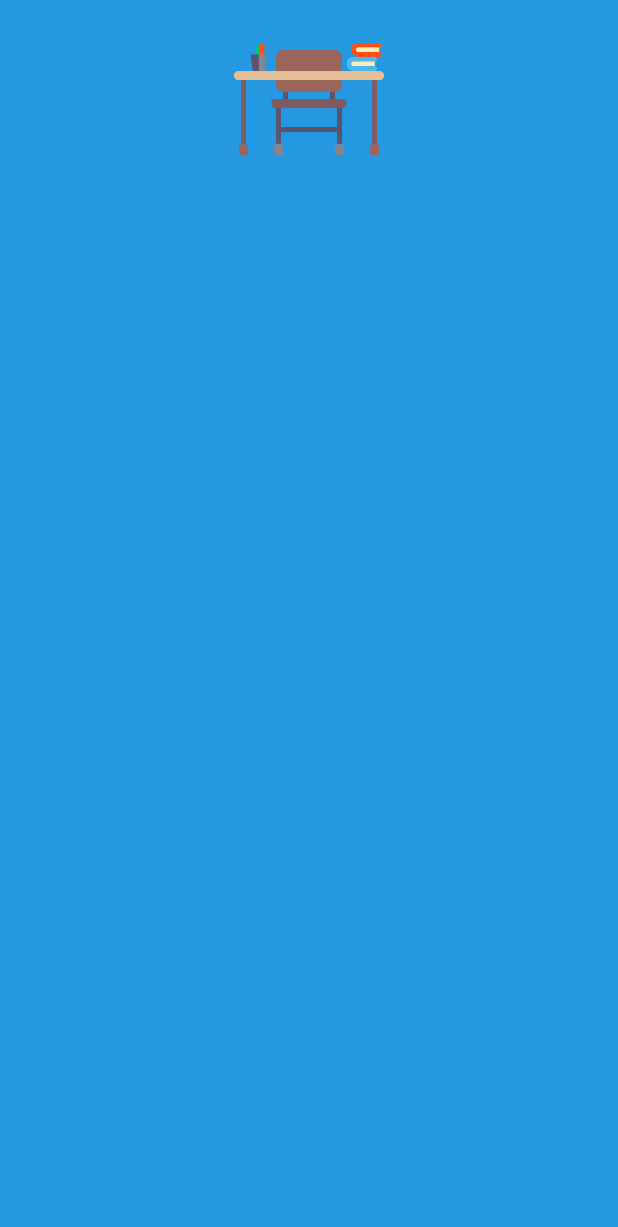
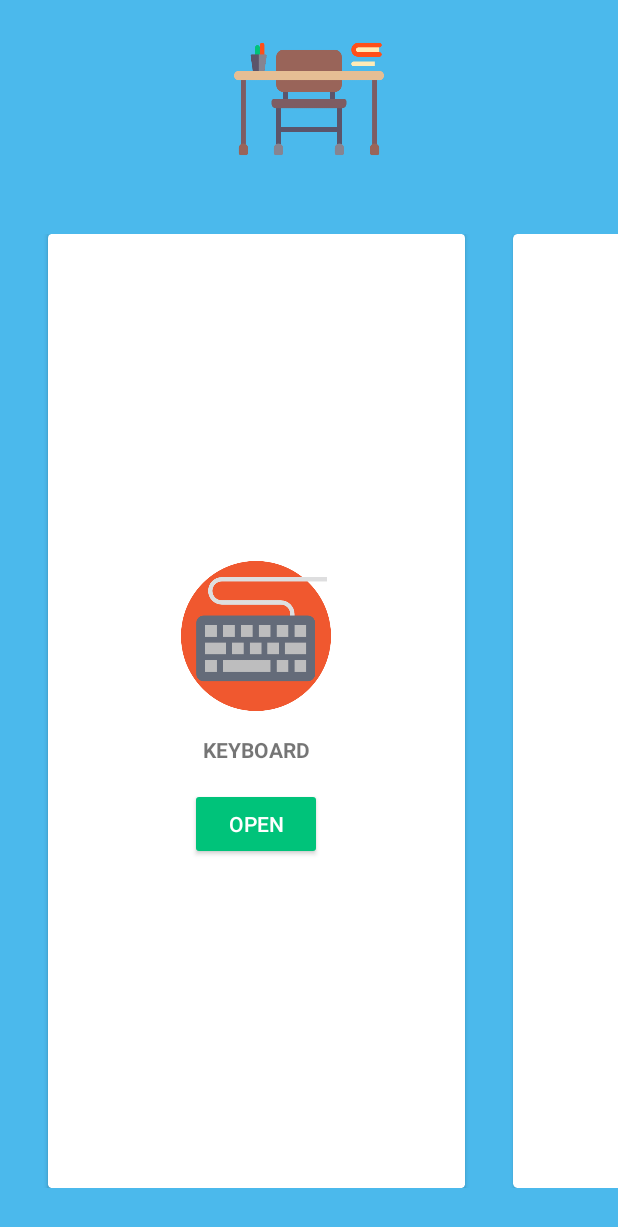
Before and after one commit to esdsag12/ESD_16.17.S2_Saturday_Afternoon_G12, an Android app: the PracticeActivity screen opened directly, with no data from a screen before it, on a phone screen of 412 x 824 dp. Shown: the top 1227 px of the screen. Run offline under Robolectric (Android 15) with nearby library versions, the phone set to English and light mode, and no system bars.

Commit message:
[TUNG] design main, learnging, practice

```diff
--- a/ESD/app/src/main/java/com/app/esd/esd/Activity/PracticeActivity.java
+++ b/ESD/app/src/main/java/com/app/esd/esd/Activity/PracticeActivity.java
@@ -1,12 +1,24 @@
 package com.app.esd.esd.Activity;
 
+import android.content.Context;
 import android.os.Bundle;
+import android.support.v4.view.ViewPager;
+import android.util.DisplayMetrics;
+import android.util.TypedValue;
+import android.view.View;
 import android.view.Window;
 import android.view.WindowManager;
+import android.widget.Button;
+import android.widget.Toast;
 
+import com.app.esd.esd.Adapter.PractVPAdapter;
 import com.app.esd.esd.R;
 
 public class PracticeActivity extends BaseActivity {
+    ViewPager viewPager;
+    View view_readpract, view_chooseword, view_keyboard;
+    Button btn_read;
+    PractVPAdapter pagerAdapter;
 
     @Override
     protected void onCreate(Bundle savedInstanceState) {
@@ -15,5 +27,26 @@ public class PracticeActivity extends BaseActivity {
         getWindow().setFlags(WindowManager.LayoutParams.FLAG_FULLSCREEN,
                 WindowManager.LayoutParams.FLAG_FULLSCREEN);
         setContentView(R.layout.activity_practice);
+        viewPager = (ViewPager) findViewById(R.id.viewpager_pract);
+        pagerAdapter = new PractVPAdapter(this);
+        viewPager.setAdapter(pagerAdapter);
+        viewPager.setClipToPadding(false);
+        viewPager.setPadding((int) dipToPixels(this, 32), 0, (int) dipToPixels(this, 32), 0);
+        viewPager.setPageMargin((int) dipToPixels(this, 32));
+        viewPager.setOffscreenPageLimit(pagerAdapter.getCount());
+        pagerAdapter.setOnBtnItemClickListener(new PractVPAdapter.OnBtnItemClickListener() {
+            @Override
+            public void onClick(int position) {
+                Toast.makeText(PracticeActivity.this, position + "", Toast.LENGTH_SHORT).show();
+            }
+        });
+//        viewPager.setPageMargin(300);
+//        viewPager.addView(, params);
+//        viewPager.addView(view_keyboard, params);
+    }
+
+    public float dipToPixels(Context context, float dipValue) {
+        DisplayMetrics metrics = context.getResources().getDisplayMetrics();
+        return TypedValue.applyDimension(TypedValue.COMPLEX_UNIT_DIP, dipValue, metrics);
     }
 }
--- /dev/null
+++ b/ESD/app/src/main/java/com/app/esd/esd/Adapter/PractVPAdapter.java
@@ -0,0 +1,126 @@
+package com.app.esd.esd.Adapter;
+
+import android.content.Context;
+import android.support.v4.view.PagerAdapter;
+import android.view.LayoutInflater;
+import android.view.View;
+import android.view.ViewGroup;
+import android.widget.Button;
+import android.widget.TextView;
+
+import com.app.esd.esd.R;
+
+/**
+ * Created by PTT on 5/13/2017.
+ */
+
+public class PractVPAdapter extends PagerAdapter {
+    Context context;
+    OnBtnItemClickListener onBtnItemClickListener;
+
+    public void setOnBtnItemClickListener(
+            PractVPAdapter.OnBtnItemClickListener onBtnItemClickListener) {
+        this.onBtnItemClickListener = onBtnItemClickListener;
+    }
+
+    public interface OnBtnItemClickListener {
+        void onClick(int position);
+    }
+
+    public PractVPAdapter(Context context) {
+        this.context = context;
+    }
+
+    @Override
+    public int getCount() {
+        return CustomPagerEnum.values().length;
+    }
+
+    @Override
+    public Object instantiateItem(ViewGroup container, final int position) {
+        CustomPagerEnum customPagerEnum = CustomPagerEnum.values()[position];
+        LayoutInflater inflater = LayoutInflater.from(context);
+        ViewGroup layout = (ViewGroup) inflater.inflate(customPagerEnum.getLayoutResId(),
+                container, false);
+        container.addView(layout);
+        TextView text_des;
+        Button btn_open;
+        switch (position) {
+            case 0:
+                text_des = (TextView) layout.findViewById(R.id.tv_keyboard_pager);
+                btn_open = (Button) layout.findViewById(R.id.btn_openKeyboard_pager);
+                btn_open.setOnClickListener(new View.OnClickListener() {
+                    @Override
+                    public void onClick(View view) {
+                        onBtnItemClickListener.onClick(position);
+                    }
+                });
+                text_des.setText(customPagerEnum.getTitle());
+                break;
+            case 1:
+                text_des = (TextView) layout.findViewById(R.id.tv_speak_pager);
+                text_des.setText(customPagerEnum.getTitle());
+                btn_open = (Button) layout.findViewById(R.id.btn_openSpeak_pager);
+                btn_open.setOnClickListener(new View.OnClickListener() {
+                    @Override
+                    public void onClick(View view) {
+                        onBtnItemClickListener.onClick(position);
+                    }
+                });
+                break;
+            case 2:
+                text_des = (TextView) layout.findViewById(R.id.tv_choose_pager);
+                text_des.setText(customPagerEnum.getTitle());
+                btn_open = (Button) layout.findViewById(R.id.btn_openChoose_pager);
+                btn_open.setOnClickListener(new View.OnClickListener() {
+                    @Override
+                    public void onClick(View view) {
+                        onBtnItemClickListener.onClick(position);
+                    }
+                });
+                break;
+        }
+        return layout;
+    }
+
+
+    @Override
+    public void destroyItem(ViewGroup container, int position, Object view) {
+        container.removeView((View) view);
+    }
+
+    @Override
+    public boolean isViewFromObject(View view, Object object) {
+        return view == object;
+    }
+
+    @Override
+    public float getPageWidth(int position) {
+        return 0.8f;
+    }
+
+    public enum CustomPagerEnum {
+
+        KEYBOARD("keyboard", R.layout.layout_pager_keyboard),
+        SPEAKING("speaking", R.layout.layout_pager_speak),
+        CHOOSE("quick test", R.layout.layout_pager_choose);
+//        BLUE(R.layout.view_blue),
+//        ORANGE(R.layout.view_orange);
+
+        private int mLayoutResId;
+        private String title;
+
+        CustomPagerEnum(String title, int layoutResId) {
+            this.title = title;
+            mLayoutResId = layoutResId;
+        }
+
+        public int getLayoutResId() {
+            return mLayoutResId;
+        }
+
+        public String getTitle() {
+            return title;
+        }
+    }
+}
--- a/ESD/app/src/main/res/layout/activity_main.xml
+++ b/ESD/app/src/main/res/layout/activity_main.xml
@@ -65,7 +65,7 @@
             android:layout_width="wrap_content"
             android:layout_height="wrap_content"
             android:gravity="center"
-            android:text="practicing"
+            android:text="practice"
             android:textAllCaps="true"
             android:textColor="@android:color/white"
             android:textStyle="bold" />
--- a/ESD/app/src/main/res/layout/activity_practice.xml
+++ b/ESD/app/src/main/res/layout/activity_practice.xml
@@ -17,4 +17,13 @@
         android:fitsSystemWindows="true"
         android:src="@drawable/desk"
         android:transitionName="icPract" />
+
+    <android.support.v4.view.ViewPager
+        android:theme="@style/PractViewPager"
+        android:paddingStart="32dp"
+        android:id="@+id/viewpager_pract"
+        android:layout_width="wrap_content"
+        android:layout_height="wrap_content"
+        android:layout_marginBottom="32dp"
+        android:layout_marginTop="32dp" />
 </LinearLayout>
--- /dev/null
+++ b/ESD/app/src/main/res/layout/layout_pager_choose.xml
@@ -0,0 +1,47 @@
+<?xml version="1.0" encoding="utf-8"?>
+<android.support.v7.widget.CardView xmlns:android="http://schemas.android.com/apk/res/android"
+    xmlns:app="http://schemas.android.com/apk/res-auto"
+    android:layout_width="250dp"
+    android:layout_height="wrap_content"
+    android:layout_gravity="center"
+    android:layout_marginBottom="32dp"
+    android:layout_marginEnd="16dp"
+    android:layout_marginStart="16dp"
+    android:layout_marginTop="32dp"
+    app:cardBackgroundColor="@color/white"
+    app:cardCornerRadius="3dp"
+    app:cardElevation="2dp">
+
+    <LinearLayout
+        android:layout_margin="32dp"
+        android:layout_width="match_parent"
+        android:layout_height="match_parent"
+        android:layout_gravity="center"
+        android:gravity="center"
+        android:orientation="vertical">
+
+        <ImageView
+            android:id="@+id/imgv_pager"
+            android:layout_width="100dp"
+            android:layout_height="100dp"
+            android:src="@drawable/choose" />
+
+        <TextView
+            android:id="@+id/tv_choose_pager"
+            android:layout_width="wrap_content"
+            android:layout_height="wrap_content"
+            android:layout_margin="16dp"
+            android:textAllCaps="true"
+            android:textStyle="bold"
+            android:gravity="center" />
+
+        <Button
+            android:id="@+id/btn_openChoose_pager"
+            android:layout_width="wrap_content"
+            android:layout_height="wrap_content"
+            android:text="OPEN"
+            android:textAllCaps="true"
+            android:theme="@style/Btn" />
+    </LinearLayout>
+
+</android.support.v7.widget.CardView>
--- /dev/null
+++ b/ESD/app/src/main/res/layout/layout_pager_keyboard.xml
@@ -0,0 +1,46 @@
+<?xml version="1.0" encoding="utf-8"?>
+<android.support.v7.widget.CardView xmlns:android="http://schemas.android.com/apk/res/android"
+    xmlns:app="http://schemas.android.com/apk/res-auto"
+    android:layout_width="250dp"
+    android:layout_height="400dp"
+    android:layout_gravity="center"
+    android:layout_marginBottom="32dp"
+    android:layout_marginEnd="16dp"
+    android:layout_marginStart="16dp"
+    android:layout_marginTop="32dp"
+    app:cardCornerRadius="2.47dp"
+    app:cardElevation="2dp">
+
+    <LinearLayout
+        android:layout_width="wrap_content"
+        android:layout_height="wrap_content"
+        android:layout_gravity="center"
+        android:layout_margin="32dp"
+        android:gravity="center"
+        android:orientation="vertical">
+
+        <ImageView
+            android:id="@+id/imgv_pager"
+            android:layout_width="100dp"
+            android:layout_height="100dp"
+            android:src="@drawable/keyboard" />
+
+        <TextView
+            android:id="@+id/tv_keyboard_pager"
+            android:layout_width="wrap_content"
+            android:layout_height="wrap_content"
+            android:layout_margin="16dp"
+            android:gravity="center"
+            android:textAllCaps="true"
+            android:textStyle="bold" />
+
+        <Button
+            android:id="@+id/btn_openKeyboard_pager"
+            android:layout_width="wrap_content"
+            android:layout_height="wrap_content"
+            android:text="OPEN"
+            android:textAllCaps="true"
+            android:theme="@style/Btn" />
+    </LinearLayout>
+
+</android.support.v7.widget.CardView>
--- /dev/null
+++ b/ESD/app/src/main/res/layout/layout_pager_speak.xml
@@ -0,0 +1,47 @@
+<?xml version="1.0" encoding="utf-8"?>
+<android.support.v7.widget.CardView xmlns:android="http://schemas.android.com/apk/res/android"
+    xmlns:app="http://schemas.android.com/apk/res-auto"
+    android:layout_width="250dp"
+    android:layout_height="wrap_content"
+    android:layout_gravity="center"
+    android:layout_marginBottom="32dp"
+    android:layout_marginEnd="16dp"
+    android:layout_marginStart="16dp"
+    android:layout_marginTop="32dp"
+    app:cardBackgroundColor="@color/white"
+    app:cardCornerRadius="3dp"
+    app:cardElevation="2dp">
+
+    <LinearLayout
+        android:layout_width="match_parent"
+        android:layout_height="match_parent"
+        android:layout_gravity="center"
+        android:layout_margin="32dp"
+        android:gravity="center"
+        android:orientation="vertical">
+
+        <ImageView
+            android:id="@+id/imgv_pager"
+            android:layout_width="100dp"
+            android:layout_height="100dp"
+            android:src="@drawable/speak" />
+
+        <TextView
+            android:id="@+id/tv_speak_pager"
+            android:layout_width="wrap_content"
+            android:layout_height="wrap_content"
+            android:layout_margin="16dp"
+            android:gravity="center"
+            android:textAllCaps="true"
+            android:textStyle="bold" />
+
+        <Button
+            android:id="@+id/btn_openSpeak_pager"
+            android:layout_width="wrap_content"
+            android:layout_height="wrap_content"
+            android:text="OPEN"
+            android:textAllCaps="true"
+            android:theme="@style/Btn" />
+    </LinearLayout>
+
+</android.support.v7.widget.CardView>
--- a/ESD/app/src/main/res/values/colors.xml
+++ b/ESD/app/src/main/res/values/colors.xml
@@ -11,6 +11,7 @@
     <color name="black">#000000</color>
     <color name="green">#1aaf1a</color>
     <color name="drarkorange">#ce7211</color>
-    <color name="blue">#2499e2</color>
+    <color name="blue">#4BB9EC</color>
     <color name="colorGroup">#FFD788</color>
+    <color name="colorBtnPager">#00C37A</color>
     </resources>
--- a/ESD/app/src/main/res/values/styles.xml
+++ b/ESD/app/src/main/res/values/styles.xml
@@ -9,7 +9,17 @@
         <item name="android:windowContentTransitions">true</item>
         <item name="colorAccent">@color/colorAccent</item>
     </style>
+
     <style name="AppTheme.AppBarOverlay" parent="ThemeOverlay.AppCompat.Dark.ActionBar" />
 
     <style name="AppTheme.PopupOverlay" parent="ThemeOverlay.AppCompat.Light" />
+
+    <style name="Btn" parent="Widget.AppCompat.Button.Colored">
+        <item name="colorButtonNormal">@color/colorBtnPager</item>
+        <item name="android:textColor">@android:color/white</item>
+    </style>
+
+    <style name="PractViewPager" parent="Theme.AppCompat.Light.NoActionBar">
+        <item name="android:colorAccent">@android:color/transparent</item>
+    </style>
 </resources>
```
Also changed, not shown: ESD/app/src/main/res/drawable/books.png (added), ESD/app/src/main/res/drawable/choose.png (added), ESD/app/src/main/res/drawable/keyboard.png (added), ESD/app/src/main/res/drawable/speak.png (added).
